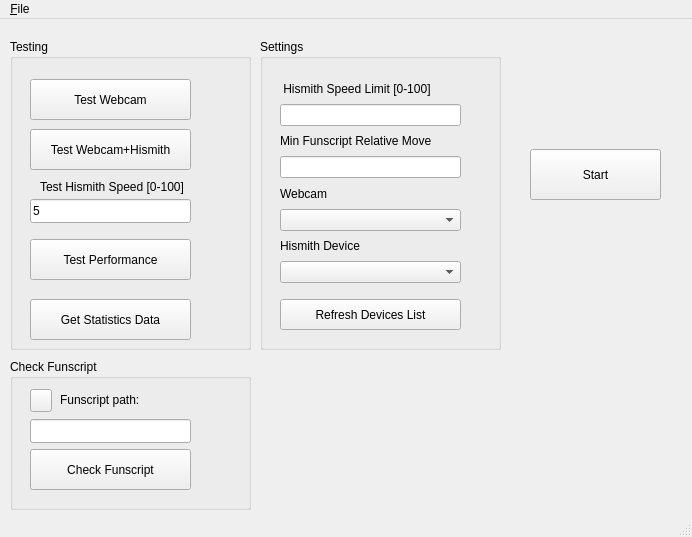
Old version of the form mainwindow.ui in the repository samsmit362/HismithControl.
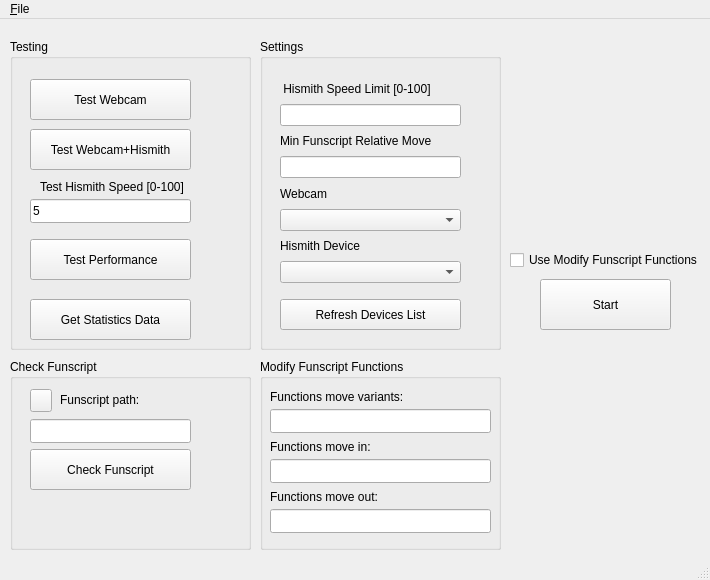
New version of the form.

Commit message: Add support for functions to auto modify funscript, made fixes with zero devision checks, made fix when sporadically get incorrect video time from vlc

```diff
--- a/mainwindow.ui
+++ b/mainwindow.ui
@@ -6,8 +6,8 @@
    <rect>
     <x>0</x>
     <y>0</y>
-    <width>692</width>
-    <height>537</height>
+    <width>710</width>
+    <height>580</height>
    </rect>
   </property>
   <property name="windowTitle">
@@ -17,8 +17,8 @@
    <widget class="QPushButton" name="startButton">
     <property name="geometry">
      <rect>
-      <x>530</x>
-      <y>130</y>
+      <x>540</x>
+      <y>260</y>
       <width>131</width>
       <height>51</height>
      </rect>
@@ -210,7 +210,7 @@
       <x>10</x>
       <y>340</y>
       <width>241</width>
-      <height>151</height>
+      <height>191</height>
      </rect>
     </property>
     <property name="title">
@@ -266,13 +266,111 @@
      </property>
     </widget>
    </widget>
+   <widget class="QGroupBox" name="groupBox_4">
+    <property name="geometry">
+     <rect>
+      <x>260</x>
+      <y>340</y>
+      <width>241</width>
+      <height>191</height>
+     </rect>
+    </property>
+    <property name="title">
+     <string>Modify Funscript Functions</string>
+    </property>
+    <widget class="QLineEdit" name="functionsMoveVariants">
+     <property name="geometry">
+      <rect>
+       <x>10</x>
+       <y>50</y>
+       <width>221</width>
+       <height>24</height>
+      </rect>
+     </property>
+     <property name="text">
+      <string/>
+     </property>
+    </widget>
+    <widget class="QLineEdit" name="functionsMoveIn">
+     <property name="geometry">
+      <rect>
+       <x>10</x>
+       <y>100</y>
+       <width>221</width>
+       <height>24</height>
+      </rect>
+     </property>
+    </widget>
+    <widget class="QLineEdit" name="functionsMoveOut">
+     <property name="geometry">
+      <rect>
+       <x>10</x>
+       <y>150</y>
+       <width>221</width>
+       <height>24</height>
+      </rect>
+     </property>
+    </widget>
+    <widget class="QLabel" name="label_6">
+     <property name="geometry">
+      <rect>
+       <x>10</x>
+       <y>30</y>
+       <width>141</width>
+       <height>16</height>
+      </rect>
+     </property>
+     <property name="text">
+      <string>Functions move variants:</string>
+     </property>
+    </widget>
+    <widget class="QLabel" name="label_8">
+     <property name="geometry">
+      <rect>
+       <x>10</x>
+       <y>80</y>
+       <width>111</width>
+       <height>16</height>
+      </rect>
+     </property>
+     <property name="text">
+      <string>Functions move in:</string>
+     </property>
+    </widget>
+    <widget class="QLabel" name="label_9">
+     <property name="geometry">
+      <rect>
+       <x>10</x>
+       <y>130</y>
+       <width>121</width>
+       <height>16</height>
+      </rect>
+     </property>
+     <property name="text">
+      <string>Functions move out:</string>
+     </property>
+    </widget>
+   </widget>
+   <widget class="QCheckBox" name="modifyFunscript">
+    <property name="geometry">
+     <rect>
+      <x>510</x>
+      <y>230</y>
+      <width>191</width>
+      <height>22</height>
+     </rect>
+    </property>
+    <property name="text">
+     <string>Use Modify Funscript Functions</string>
+    </property>
+   </widget>
   </widget>
   <widget class="QMenuBar" name="menubar">
    <property name="geometry">
     <rect>
      <x>0</x>
      <y>0</y>
-     <width>692</width>
+     <width>710</width>
      <height>21</height>
     </rect>
    </property>
```
The commit also changes 8 other files.
